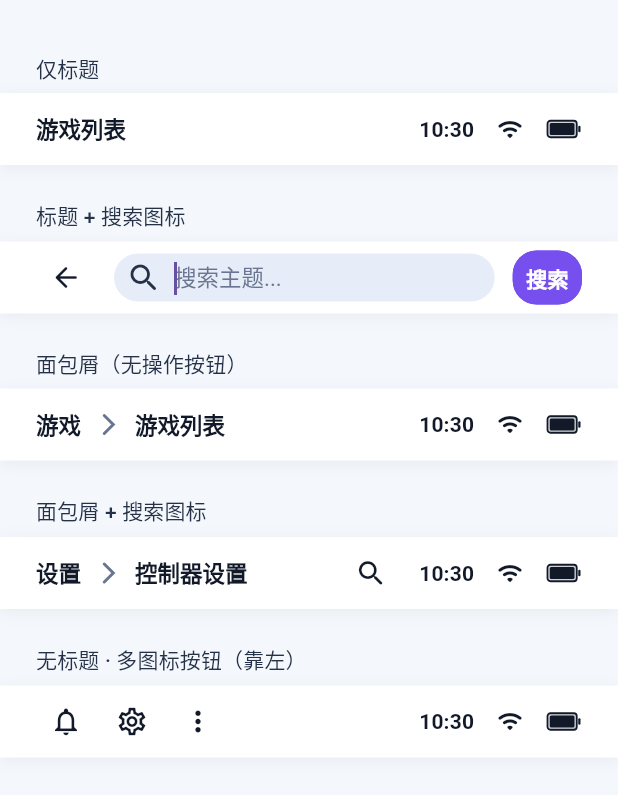
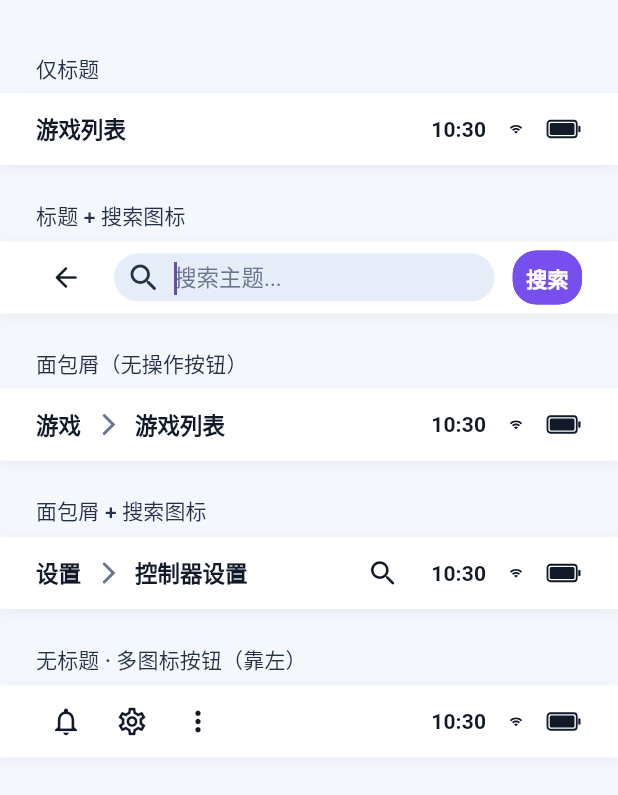
Before and after one commit to hukaiyin-dev/host4_flutter, a Flutter app: the _TopBarDemoScaffold screen opened directly, after a tap on the "search" icon, on a phone screen of 412 x 824 dp, the part 93-888 px from its top. Run offline on Flutter 3.47's test engine with Material 3 defaults, Android fonts, the phone set to English and light mode, and no system bars; our stand-ins replace battery_plus, connectivity_plus, dio, file_picker, firebase_analytics, firebase_core and 5 more; missing offline and left inert: webview_flutter_android, webview_flutter_wkwebview; accounts and stored records are empty; Roboto replaces fonts that are missing (Alibaba PuHuiTi 2.0).

Commit message:
[UI] 更新 status

```diff
--- a/packages/host4_flutter_ui/lib/src/components/host4_system_status.dart
+++ b/packages/host4_flutter_ui/lib/src/components/host4_system_status.dart
@@ -1,8 +1,26 @@
 import 'dart:async';
 
 import 'package:flutter/material.dart';
+import 'package:flutter_svg/flutter_svg.dart';
 
 import '../foundation/theme/host4_theme_scope.dart';
+
+// ─── Data ─────────────────────────────────────────────────────────────────────
+
+/// 系统状态快照：时间、WiFi、电量。
+class Host4SystemStatusData {
+  const Host4SystemStatusData({
+    required this.timeLabel,
+    required this.wifiEnabled,
+    required this.batteryLevel,
+    required this.batteryCharging,
+  });
+
+  final String timeLabel;
+  final bool wifiEnabled;
+  final int batteryLevel;
+  final bool batteryCharging;
+}
 
 // ─── Source Interface ─────────────────────────────────────────────────────────
 
@@ -55,9 +73,17 @@ abstract class Host4SystemStatusSource {
 /// 数据由 [source] 提供；[source] 由调用方注入，通常来自
 /// `host4_flutter_system_status` 包的 `Host4DefaultSystemStatusSource`。
 class Host4SystemStatus extends StatefulWidget {
-  const Host4SystemStatus({required this.source, super.key});
+  const Host4SystemStatus({
+    required this.source,
+    /// 强制使用指定颜色，不跟随主题 textPrimary。
+    /// 适用于背景固定为浅色的场景（如 launcher 主页），
+    /// 避免系统切换 dark mode 时图标变白。
+    this.color,
+    super.key,
+  });
 
   final Host4SystemStatusSource source;
+  final Color? color;
 
   @override
   State<Host4SystemStatus> createState() => _Host4SystemStatusState();
@@ -73,11 +99,22 @@ class _Host4SystemStatusState extends State<Host4SystemStatus> {
   @override
   void initState() {
     super.initState();
-    final s = widget.source;
+    _subscribeSource(widget.source);
+  }
+
+  @override
+  void didUpdateWidget(Host4SystemStatus oldWidget) {
+    super.didUpdateWidget(oldWidget);
+    if (oldWidget.source == widget.source) return;
+    _cancelSubs();
+    oldWidget.source.dispose();
+    _subscribeSource(widget.source);
+  }
+
+  void _subscribeSource(Host4SystemStatusSource s) {
     _time = s.currentTime;
     _wifi = s.currentWifi;
     _batteryLevel = s.currentBatteryLevel;
-
     _subs.add(s.timeStream.listen((v) {
       if (mounted) setState(() => _time = v);
     }));
@@ -89,11 +126,14 @@ class _Host4SystemStatusState extends State<Host4SystemStatus> {
     }));
   }
 
+  void _cancelSubs() {
+    for (final sub in _subs) sub.cancel();
+    _subs.clear();
+  }
+
   @override
   void dispose() {
-    for (final sub in _subs) {
-      sub.cancel();
-    }
+    _cancelSubs();
     widget.source.dispose();
     super.dispose();
   }
@@ -101,7 +141,7 @@ class _Host4SystemStatusState extends State<Host4SystemStatus> {
   @override
   Widget build(BuildContext context) {
     final theme = context.host4Theme;
-    final color = theme.colors.textPrimary;
+    final color = widget.color ?? theme.colors.textPrimary;
     final gap = theme.components.navigationBar.paddingBottom;
 
     return Row(
@@ -118,7 +158,6 @@ class _Host4SystemStatusState extends State<Host4SystemStatus> {
         _BatteryIcon(
           level: _batteryLevel,
           color: color,
-          emptyColor: color.withValues(alpha: 0.2),
         ),
       ],
     );
@@ -133,17 +172,24 @@ class _WifiIcon extends StatelessWidget {
   final bool enabled;
   final Color color;
 
+  // Figma: 四号主机通用控件库 / node 423-4050
+  static const _svgData = '''
+<svg width="24" height="24" viewBox="0 0 24 24" fill="none" xmlns="http://www.w3.org/2000/svg">
+<path d="M10.2637 14.6002C11.2659 13.7526 12.7341 13.7527 13.7363 14.6002C13.7868 14.6458 13.816 14.711 13.8174 14.7789C13.8187 14.8467 13.7924 14.9121 13.7441 14.9596L12.1748 16.5436C12.1288 16.5901 12.0654 16.6159 12 16.6159C11.9347 16.6158 11.8721 16.59 11.8262 16.5436L10.2568 14.9596C10.2084 14.912 10.1812 14.8459 10.1826 14.778C10.1842 14.7102 10.2134 14.6457 10.2637 14.6002Z" fill="#121A29"/>
+<path d="M8.16993 12.4879C10.3293 10.4793 13.6737 10.4793 15.833 12.4879C15.8816 12.535 15.9095 12.5999 15.9102 12.6676C15.9107 12.7351 15.8844 12.8003 15.8369 12.8483L14.9287 13.7653C14.8352 13.8585 14.6847 13.8602 14.5889 13.7692C13.8798 13.1271 12.9566 12.772 12 12.7721C11.0442 12.7726 10.1226 13.1277 9.41407 13.7692C9.31816 13.8603 9.16673 13.8589 9.07325 13.7653L8.167 12.8483C8.11919 12.8003 8.09222 12.7353 8.09278 12.6676C8.09341 12.5999 8.12126 12.535 8.16993 12.4879Z" fill="#121A29"/>
+<path d="M6.0752 10.3805C9.38714 7.2065 14.6129 7.2065 17.9248 10.3805C17.9727 10.4276 17.9995 10.4921 18 10.5592C18.0004 10.6264 17.974 10.6912 17.9268 10.7389L17.0186 11.6559C16.925 11.7499 16.7728 11.7513 16.6777 11.6588C15.4159 10.4592 13.7411 9.78976 12 9.78968C10.2589 9.78977 8.58419 10.4592 7.32227 11.6588C7.22729 11.7513 7.07488 11.75 6.98145 11.6559L6.07325 10.7389C6.02596 10.6912 5.99956 10.6264 6.00001 10.5592C6.0005 10.4921 6.02733 10.4276 6.0752 10.3805Z" fill="#121A29"/>
+</svg>
+''';
+
   @override
   Widget build(BuildContext context) {
-    return SizedBox(
-      width: 24,
-      height: 24,
-      child: Center(
-        child: Icon(
-          enabled ? Icons.wifi_rounded : Icons.wifi_off_rounded,
-          size: 18,
-          color: enabled ? color : color.withValues(alpha: 0.35),
-        ),
+    return Opacity(
+      opacity: enabled ? 1.0 : 0.35,
+      child: SvgPicture.string(
+        _svgData,
+        width: 16,
+        height: 16,
+        colorFilter: ColorFilter.mode(color, BlendMode.srcIn),
       ),
     );
   }
@@ -155,12 +201,10 @@ class _BatteryIcon extends StatelessWidget {
   const _BatteryIcon({
     required this.level,
     required this.color,
-    required this.emptyColor,
   });
 
   final int level;
   final Color color;
-  final Color emptyColor;
 
   @override
   Widget build(BuildContext context) {
@@ -173,7 +217,6 @@ class _BatteryIcon extends StatelessWidget {
           painter: _BatteryPainter(
             level: level / 100.0,
             color: color,
-            emptyColor: emptyColor,
           ),
         ),
       ),
@@ -185,31 +228,19 @@ class _BatteryPainter extends CustomPainter {
   const _BatteryPainter({
     required this.level,
     required this.color,
-    required this.emptyColor,
   });
 
   final double level; // 0.0–1.0
   final Color color;
-  final Color emptyColor; // 空余区：textPrimary @ 20% — 对应 Figma color/navy/950-20
 
   @override
   void paint(Canvas canvas, Size size) {
     final bodyW = size.width - 2.5;
     final bodyH = size.height;
     const radius = Radius.circular(2);
-    const innerRadius = Radius.circular(1.4);
 
-    // 1. 空余区背景（整个电池内腔，半透明）— 设计图 color/navy/950-20
-    canvas.drawRRect(
-      RRect.fromLTRBR(0.6, 0.6, bodyW - 0.6, bodyH - 0.6, innerRadius),
-      Paint()
-        ..color = emptyColor
-        ..style = PaintingStyle.fill,
-    );
-
-    // 2. 电量填充条
+    // 1. 电量填充条（空余区透明，无需背景填充）
     final fillWidth = ((bodyW - 3) * level).clamp(0.0, bodyW - 3);
-
     if (fillWidth > 0) {
       canvas.drawRRect(
         RRect.fromLTRBR(
@@ -225,7 +256,7 @@ class _BatteryPainter extends CustomPainter {
       );
     }
 
-    // 3. 外壳描边
+    // 2. 外壳描边
     canvas.drawRRect(
       RRect.fromLTRBR(0, 0, bodyW, bodyH, radius),
       Paint()
@@ -234,7 +265,7 @@ class _BatteryPainter extends CustomPainter {
         ..strokeWidth = 1.2,
     );
 
-    // 4. 正极端子
+    // 3. 正极端子
     canvas.drawRRect(
       RRect.fromLTRBR(
         bodyW + 1,
@@ -251,7 +282,5 @@ class _BatteryPainter extends CustomPainter {
 
   @override
   bool shouldRepaint(_BatteryPainter old) =>
-      old.level != level ||
-      old.color != color ||
-      old.emptyColor != emptyColor;
+      old.level != level || old.color != color;
 }
```
